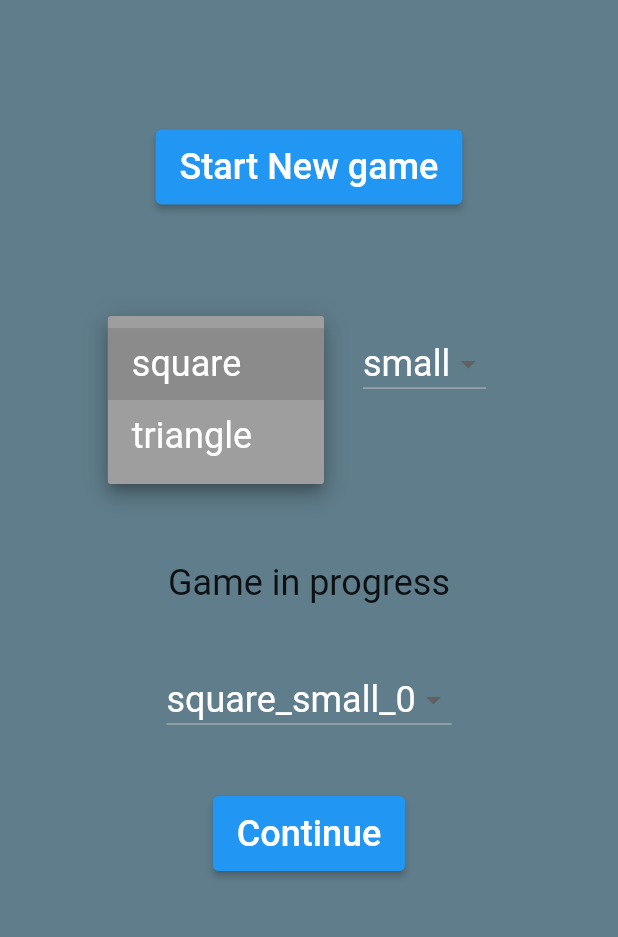
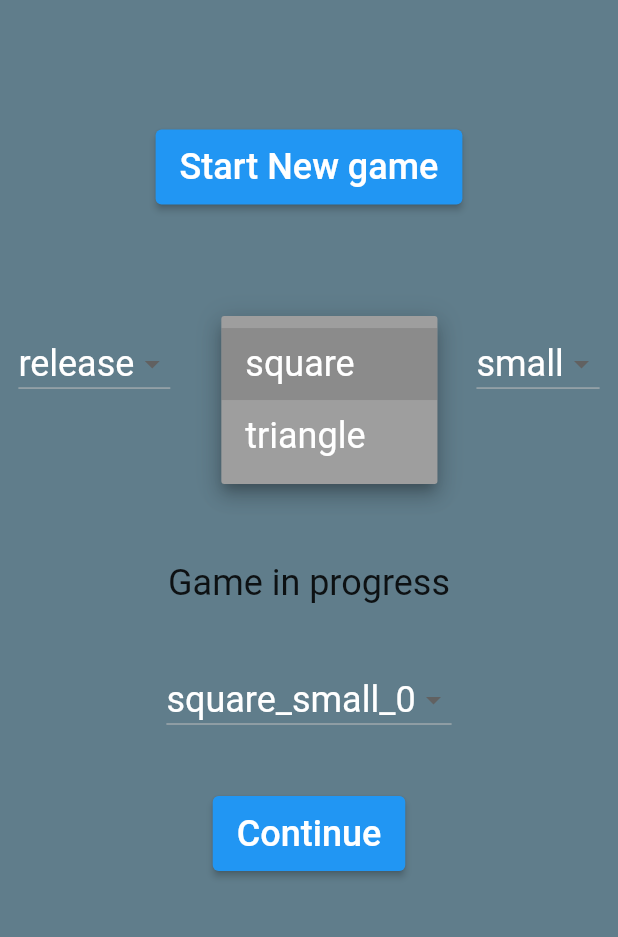
Before and after one commit to AnSuHan/Slitherlink_Puzzle, a Flutter app: the screen it shows after launch, after a tap on "Start New game", after a tap on "square", on a phone screen of 412 x 824 dp, the part 292-1229 px from its top. Run offline on Flutter 3.47's test engine with Material 2 defaults, Android fonts, the phone set to English and light mode, and no system bars; our stand-ins replace cloud_firestore, firebase_auth, firebase_core, shared_preferences; missing offline and left inert: dart:html; accounts and stored records are empty.

Commit message:
load test puzzle in debug mode

```diff
--- a/Slither_Project/lib/Answer/Answer.dart
+++ b/Slither_Project/lib/Answer/Answer.dart
@@ -25,14 +25,16 @@ class Answer {
   }
 
   List<List<List<bool>>> squareSmallAnswer = [];
+  List<List<List<bool>>> squareSmallTestAnswer = [];
 
   Future<void> initPuzzleAll() async {
     List<String> type = ["square"];
     List<String> size = ["small"];
+    bool loadTest = UserInfo.debugMode["loadTestAnswer"]!;
 
     for(int i = 0 ; i < type.length ; i++) {
       for(int j = 0 ; j < size.length ; j++) {
-        await initPuzzle(type[i], size[i]);
+        loadTest ? await initTestPuzzle(type[i], size[i]) : await initPuzzle(type[i], size[i]);
       }
     }
   }
@@ -59,6 +61,40 @@ class Answer {
             .map((list) => (list as List)
             .map((item) => item == 1 ? true : false).toList()).toList();
         squareSmallAnswer.add(convertedList);
+      }
+    });
+  }
+
+  //for using test answer
+  Future<void> initTestPuzzle(String type, String size) async {
+    String filename = "lib/Answer/";
+    switch(type) {
+      case "square":
+        switch(size) {
+          case "small":
+            filename += "Square_small.json";
+            break;
+        }
+        break;
+    }
+
+    String jsonString = await rootBundle.loadString(filename);
+    Map<String, dynamic> jsonData = jsonDecode(jsonString);
+
+    jsonData.forEach((key, value) {
+      if (!key.endsWith("_test")) {
+        // 데이터 변환: 1 -> true, 0 -> false
+        List<List<bool>> convertedList = (value as List)
+            .map((list) => (list as List)
+            .map((item) => item == 1 ? true : false).toList()).toList();
+        squareSmallAnswer.add(convertedList);
+      }
+      else {
+        // 데이터 변환: 1 -> true, 0 -> false
+        List<List<bool>> convertedList = (value as List)
+            .map((list) => (list as List)
+            .map((item) => item == 1 ? true : false).toList()).toList();
+        squareSmallTestAnswer.add(convertedList);
       }
     });
   }
@@ -228,6 +264,11 @@ class Answer {
     return [];
   }
 
+  Future<List<List<bool>>> getTestSquare() async {
+    await _waitForInitialization();
+    return squareSmallTestAnswer[1];
+  }
+
   Future<void> _waitForInitialization() async {
     while (!isFinishInit) {
       await Future.delayed(const Duration(milliseconds: 100));
--- a/Slither_Project/lib/Answer/Square_small.json
+++ b/Slither_Project/lib/Answer/Square_small.json
@@ -21,6 +21,13 @@
     [1, 1, 1, 1, 1, 1, 1, 1, 1, 1, 1, 1, 1, 1, 1, 1, 1, 1, 1, 1],
     [1, 1, 1, 1, 1, 1, 1, 1, 1, 1, 1, 1, 1, 1, 1, 1, 1, 1, 1, 1, 1],
     [1, 1, 1, 1, 1, 1, 1, 1, 1, 1, 1, 1, 1, 1, 1, 1, 1, 1, 1, 1]
+  ],
+  "square_small_play_test" : [
+    [0, 0, 0, 0],
+    [0, 0, 0, 0, 0],
+    [0, 0, 0, 0],
+    [0, 0, 0, 0, 0],
+    [0, 0, 0, 0]
   ],
   "square_small_00" : [
     [0, 0, 1, 0, 1, 1, 1, 1, 1, 0, 0, 1, 0, 1, 1, 1, 1, 0, 0, 1],
--- a/Slither_Project/lib/MakePuzzle/ReadPuzzleData.dart
+++ b/Slither_Project/lib/MakePuzzle/ReadPuzzleData.dart
@@ -27,6 +27,10 @@ class ReadPuzzleData {
 
   Future<List<List<bool>>> readData(String keyName, {bool isContinue = false}) async {
     List<String> tokens = keyName.split("_");
+    //load test
+    if(tokens[tokens.length - 1].compareTo("test") == 0) {
+      return await answer.getTestSquare();
+    }
     if(tokens[0].compareTo("square") == 0) {
       if(tokens[1].compareTo("small") == 0) {
         int index = int.parse(tokens[2]);
--- a/Slither_Project/lib/MakePuzzle/ReadSquare.dart
+++ b/Slither_Project/lib/MakePuzzle/ReadSquare.dart
@@ -59,6 +59,12 @@ class ReadSquare {
     //get submit data
     //read from SharedPreference
     else {
+      //load test data
+      if(key.split("_")[3].compareTo("test") == 0) {
+        data = await read.readData(key);
+        //printData();
+        return data.map((row) => row.map((b) => b ? 1 : 0).toList()).toList();
+      }
       final ExtractData prefs = ExtractData();
       String? temp = (await prefs.getDataFromLocal(key)) ?.toString();
 
--- a/Slither_Project/lib/Scene/GameSceneSquare.dart
+++ b/Slither_Project/lib/Scene/GameSceneSquare.dart
@@ -16,9 +16,10 @@ class GameSceneSquare extends StatefulWidget {
   //to access to parameter with Navigator push, variable should be final
   final bool isContinue;
   final String loadKey;
+  final bool testMode;
 
   const GameSceneSquare({
-    Key? key, required this.isContinue, required this.loadKey
+    Key? key, required this.isContinue, required this.loadKey, this.testMode = false
   }) : super(key: key);
 
   @override
@@ -110,7 +111,15 @@ class GameStateSquare extends State<GameSceneSquare> with WidgetsBindingObserver
     //print("loadKey : ${widget.loadKey}");
     isComplete = false;
 
-    if(widget.isContinue) {
+    //load test answer
+    if(widget.testMode && widget.loadKey.split("_")[3].compareTo("test") == 0) {
+      answer = await readSquare.loadPuzzle(widget.loadKey);
+
+      submit = List.generate(answer.length, (row) =>
+          List.filled(answer[row].length, 0),
+      );
+    }
+    else if(widget.isContinue) {
       answer = await readSquare.loadPuzzle(widget.loadKey);
 
       submit = await readSquare.loadPuzzle("${widget.loadKey}_continue");
--- a/Slither_Project/lib/User/UserInfo.dart
+++ b/Slither_Project/lib/User/UserInfo.dart
@@ -13,6 +13,7 @@ class UserInfo {
     "use_KeyInput" : true,
     "enable_extract" : false,
     "debug_snackBar" : true,
+    "loadTestAnswer" : true,      //class Answer - getTestSquare()
   };
 
   static bool authState = false;
--- a/Slither_Project/lib/widgets/MainUI.dart
+++ b/Slither_Project/lib/widgets/MainUI.dart
@@ -16,6 +16,9 @@ class MainUI {
   bool debugDropdown = false;
 
   late Size screenSize;
+  List<String> puzzleMode = ["debug", "release"];
+  String selectedMode= "release";
+
   List<String> puzzleType = ["square", "triangle"];
   static List<String> _puzzleType = ["square", "triangle"];
   List<String> puzzleSize = ["small"];
@@ -829,15 +832,38 @@ class MainUI {
   //about puzzle difficulty
   Widget getPuzzleType(BuildContext context, VoidCallback onUpdate) {
     applyLanguageCode();
+
+    List<Widget> children = [
+      if (UserInfo.debugMode["loadTestAnswer"]!) getPuzzleMode(context, onUpdate),
+      if (UserInfo.debugMode["loadTestAnswer"]!) const SizedBox(width: 50,),
+      getPuzzleShape(context, onUpdate),
+      const SizedBox(
+        width: 50,
+      ),
+      getPuzzleSize(context, onUpdate),
+    ];
+
     return Row(
       mainAxisAlignment: MainAxisAlignment.center,
-      children: [
-        getPuzzleShape(context, onUpdate),
-        const SizedBox(
-          width: 50,
-        ),
-        getPuzzleSize(context, onUpdate),
-      ],
+      children: children,
+    );
+  }
+
+  //for debug (no translation)
+  DropdownButton getPuzzleMode(BuildContext context, VoidCallback onUpdate) {
+    return DropdownButton(items: puzzleMode
+        .map((e) => DropdownMenuItem(
+      value: e, // 선택 시 onChanged 를 통해 반환할 value
+      child: Text(e),
+    ))
+        .toList(),
+      onChanged: (value) async {
+        selectedMode = value;
+        onUpdate();
+      },
+      value: selectedMode,
+      style: const TextStyle(color: Colors.white, fontSize: 24),
+      dropdownColor: Colors.grey,
     );
   }
 
@@ -940,6 +966,13 @@ class MainUI {
       onPressed: () async {
         int progress = UserInfo.getProgress("${selectedType[0]}_${selectedType[1]}");
         progressKey = "${selectedType[0]}_${selectedType[1]}_$progress";
+        //for debug
+        if(selectedMode.compareTo("debug") == 0) {
+          print("debug key : $progressKey");
+          // ignore: use_build_context_synchronously
+          changeScene(context, "${progressKey}_test");
+          return;
+        }
         //restrict puzzle's EOF
         // ignore: use_build_context_synchronously
         if(await answer.checkRemainPuzzle(context, selectedType[0], selectedType[1])) {
@@ -971,13 +1004,14 @@ class MainUI {
   void changeScene(BuildContext context, String key, {bool isContinue = false}) {
     //print("change Scene with key : $key, isContinue : $isContinue");
     List<String> token = key.split("_");
+    bool isDebugMode = selectedMode.compareTo("debug") == 0;
 
     switch(token[0]) {
       case "square":
         Navigator.push(
             context,
             MaterialPageRoute(
-              builder: (context) => GameSceneSquare(isContinue: isContinue, loadKey: key),
+              builder: (context) => GameSceneSquare(isContinue: isContinue, loadKey: key, testMode: isDebugMode),
             )
         );
         break;
```
